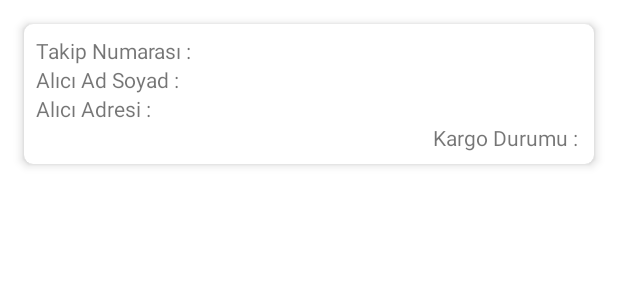
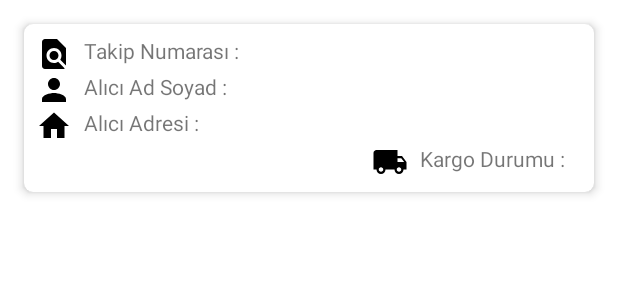
Before and after one commit to iamcodder/CargoTracker, an Android app: the layout recycler_item.xml on its own in the app's theme, with its tools: preview values and no code run, on a phone screen of 412 x 824 dp. Shown: the top 300 px of the screen. Run offline under Robolectric (Android 15) with nearby library versions, the phone set to English and light mode, and no system bars.

Commit message:
Uygulama bitti
Kargo takipi yapılıyor.Kullanıcı girişi yapılıyor.Kargo bilgileri,alıcı-
gönderici bilgileri görüntüleniyor.Kargo durumu değiştirilebiliyor.
Kullanıcının şifre değişimi yapılıyor.(md5 olarak)

```diff
--- a/app/build.gradle
+++ b/app/build.gradle
@@ -27,6 +27,9 @@ dependencies {
     testImplementation 'junit:junit:4.12'
     androidTestImplementation 'androidx.test.ext:junit:1.1.1'
     androidTestImplementation 'androidx.test.espresso:espresso-core:3.2.0'
+
+
+
     implementation 'com.google.android.material:material:1.0.0'
     implementation 'androidx.cardview:cardview:1.0.0'
 
--- a/app/src/main/java/com/patronusstudio/cargotracker/Activity/UserLoginActivity.java
+++ b/app/src/main/java/com/patronusstudio/cargotracker/Activity/UserLoginActivity.java
@@ -80,7 +80,6 @@ public class UserLoginActivity extends AppCompatActivity implements modelSend.se
 
     }
 
-
     @Override
     public void errorMessage(@NonNull String message) {
         Toast.makeText(this, message, Toast.LENGTH_SHORT).show();
@@ -96,7 +95,14 @@ public class UserLoginActivity extends AppCompatActivity implements modelSend.se
     }
 
     private void kontrolEt() {
-        if (sayac == 2) {
+
+        if(user.getActive()==0){
+            Toast.makeText(this,"Lütfen mailinizdn onaylayın",Toast.LENGTH_SHORT).show();
+            lottieAnimationView.pauseAnimation();
+            lottieAnimationView.setVisibility(View.GONE);
+        }
+
+        else if (sayac == 2 && user.getActive()==1) {
             sayac = 0;
             lottieAnimationView.pauseAnimation();
             lottieAnimationView.setVisibility(View.GONE);
--- a/app/src/main/java/com/patronusstudio/cargotracker/Fragment/ProfileSettings.java
+++ b/app/src/main/java/com/patronusstudio/cargotracker/Fragment/ProfileSettings.java
@@ -67,7 +67,7 @@ public class ProfileSettings extends Fragment {
     }
 
     private void setData(){
-        edx_adres.setText(user.getAddress());
+        edx_adres.setText(user.getPhone());
         edx_sifre.setText(user.getPassword());
         edx_email.setText(user.getEmail());
         txt_isim.setText(user.getName()+" "+user.getSurname());
--- a/app/src/main/java/com/patronusstudio/cargotracker/Interface/JsonApi.java
+++ b/app/src/main/java/com/patronusstudio/cargotracker/Interface/JsonApi.java
@@ -27,7 +27,7 @@ public interface JsonApi {
     Call<responseUserSave> setUser(@Query("id")String id,
                                    @Query("sifre")String sifre,
                                    @Query("email")String email,
-                                   @Query("adres")String adres);
+                                   @Query("telefon")String telefon);
 
     @GET("android/fetchCargoes.php")
     Call<List<cargoes>> tumKargoDondur();
--- a/app/src/main/java/com/patronusstudio/cargotracker/Recycler/FragmentCargoesAdapter.java
+++ b/app/src/main/java/com/patronusstudio/cargotracker/Recycler/FragmentCargoesAdapter.java
@@ -37,8 +37,10 @@ public class FragmentCargoesAdapter extends RecyclerView.Adapter<FragmentCargoes
     public void onBindViewHolder(@NonNull viewHolder holder, final int position) {
 
         holder.takip_numarası.setText("TNO : "+list.get(position).getTracking_number());
-        holder.alıcı_ad_soyad.setText("Alıcı Adresi: "+list.get(position).getReceiver_name() + " " + list.get(position).getReceiver_surname());
-        holder.alıcı_adresi.setText("Alıcı : "+list.get(position).getReceiver_address());
+        holder.alıcı_ad_soyad.setText("Alıcı Adresi : "+list.get(position).getReceiver_address());
+        holder.alıcı_adresi.setText("Alıcı : " +list.get(position).getReceiver_name() + " " + list.get(position).getReceiver_surname());
+
+
 
         String pos = list.get(position).getStatus();
         String status = "";
--- a/app/src/main/java/com/patronusstudio/cargotracker/RetrofitObj.java
+++ b/app/src/main/java/com/patronusstudio/cargotracker/RetrofitObj.java
@@ -32,6 +32,7 @@ public class RetrofitObj {
     sendUser modelSendUser;
     savePersonel savePersonel;
     updateStatus updateStatus;
+
 
     public RetrofitObj(@NonNull send modelSend) {
         this.modelSend = modelSend;
@@ -93,7 +94,6 @@ public class RetrofitObj {
                     personnel personnel = response.body();
                     if (personnel != null)
                         modelSendUser.sendUser(personnel);
-
                 }
             }
 
@@ -110,7 +110,7 @@ public class RetrofitObj {
         Call<responseUserSave> call=jsonApi.setUser(user.getId()+"",
                 user.getPassword(),
                 user.getEmail(),
-                user.getAddress());
+                user.getPhone());
 
         call.enqueue(new Callback<responseUserSave>() {
             @Override
--- /dev/null
+++ b/app/src/main/res/drawable/ic_find_in_page_black_24dp.xml
@@ -0,0 +1,9 @@
+<vector xmlns:android="http://schemas.android.com/apk/res/android"
+        android:width="24dp"
+        android:height="24dp"
+        android:viewportWidth="24.0"
+        android:viewportHeight="24.0">
+    <path
+        android:fillColor="#FF000000"
+        android:pathData="M20,19.59V8l-6,-6H6c-1.1,0 -1.99,0.9 -1.99,2L4,20c0,1.1 0.89,2 1.99,2H18c0.45,0 0.85,-0.15 1.19,-0.4l-4.43,-4.43c-0.8,0.52 -1.74,0.83 -2.76,0.83 -2.76,0 -5,-2.24 -5,-5s2.24,-5 5,-5 5,2.24 5,5c0,1.02 -0.31,1.96 -0.83,2.75L20,19.59zM9,13c0,1.66 1.34,3 3,3s3,-1.34 3,-3 -1.34,-3 -3,-3 -3,1.34 -3,3z"/>
+</vector>
--- /dev/null
+++ b/app/src/main/res/drawable/ic_home_black_24dp.xml
@@ -0,0 +1,9 @@
+<vector xmlns:android="http://schemas.android.com/apk/res/android"
+        android:width="24dp"
+        android:height="24dp"
+        android:viewportWidth="24.0"
+        android:viewportHeight="24.0">
+    <path
+        android:fillColor="#FF000000"
+        android:pathData="M10,20v-6h4v6h5v-8h3L12,3 2,12h3v8z"/>
+</vector>
--- /dev/null
+++ b/app/src/main/res/drawable/ic_local_shipping_black_24dp.xml
@@ -0,0 +1,9 @@
+<vector xmlns:android="http://schemas.android.com/apk/res/android"
+        android:width="24dp"
+        android:height="24dp"
+        android:viewportWidth="24.0"
+        android:viewportHeight="24.0">
+    <path
+        android:fillColor="#FF000000"
+        android:pathData="M20,8h-3L17,4L3,4c-1.1,0 -2,0.9 -2,2v11h2c0,1.66 1.34,3 3,3s3,-1.34 3,-3h6c0,1.66 1.34,3 3,3s3,-1.34 3,-3h2v-5l-3,-4zM6,18.5c-0.83,0 -1.5,-0.67 -1.5,-1.5s0.67,-1.5 1.5,-1.5 1.5,0.67 1.5,1.5 -0.67,1.5 -1.5,1.5zM19.5,9.5l1.96,2.5L17,12L17,9.5h2.5zM18,18.5c-0.83,0 -1.5,-0.67 -1.5,-1.5s0.67,-1.5 1.5,-1.5 1.5,0.67 1.5,1.5 -0.67,1.5 -1.5,1.5z"/>
+</vector>
--- a/app/src/main/res/layout/fragment_profile_settings.xml
+++ b/app/src/main/res/layout/fragment_profile_settings.xml
@@ -87,7 +87,7 @@
         android:layout_width="0dp"
         android:layout_height="wrap_content"
         android:layout_marginTop="16dp"
-        android:text="Adres"
+        android:text="Telefon No"
         app:layout_constraintEnd_toEndOf="@+id/profile_edx_address"
         app:layout_constraintStart_toStartOf="@+id/profile_edx_address"
         app:layout_constraintTop_toBottomOf="@+id/profile_edx_password" />
--- a/app/src/main/res/layout/recycler_item.xml
+++ b/app/src/main/res/layout/recycler_item.xml
@@ -17,30 +17,91 @@
         android:layout_height="wrap_content"
         android:orientation="vertical">
 
-        <androidx.appcompat.widget.AppCompatTextView
-            android:id="@+id/recyc_takip_numarası"
-            android:text="Takip Numarası :"
+        <LinearLayout
             android:layout_width="match_parent"
-            android:layout_height="wrap_content"/>
+            android:layout_height="wrap_content"
+            android:orientation="horizontal">
 
-        <androidx.appcompat.widget.AppCompatTextView
-            android:id="@+id/recyc_ad_soyaad"
-            android:text="Alıcı Ad Soyad : "
+            <ImageView
+                android:layout_width="wrap_content"
+                android:layout_height="wrap_content"
+                android:src="@drawable/ic_find_in_page_black_24dp"/>
+
+            <androidx.appcompat.widget.AppCompatTextView
+                android:id="@+id/recyc_takip_numarası"
+                android:text="Takip Numarası :"
+                android:layout_marginStart="8dp"
+                android:layout_width="match_parent"
+                android:layout_height="wrap_content"/>
+
+        </LinearLayout>
+
+
+
+        <LinearLayout
             android:layout_width="match_parent"
-            android:layout_height="wrap_content"/>
+            android:layout_height="wrap_content"
+            android:orientation="horizontal">
 
-        <androidx.appcompat.widget.AppCompatTextView
-            android:id="@+id/recyc_adres"
-            android:text="Alıcı Adresi : "
+            <ImageView
+                android:layout_width="wrap_content"
+                android:layout_height="wrap_content"
+                android:src="@drawable/ic_person_black_24dp"/>
+
+
+            <androidx.appcompat.widget.AppCompatTextView
+                android:id="@+id/recyc_ad_soyaad"
+                android:text="Alıcı Ad Soyad : "
+                android:layout_marginStart="8dp"
+                android:layout_width="match_parent"
+                android:layout_height="wrap_content"/>
+
+        </LinearLayout>
+
+
+        <LinearLayout
             android:layout_width="match_parent"
-            android:layout_height="wrap_content"/>
+            android:layout_height="wrap_content"
+            android:orientation="horizontal">
 
-        <androidx.appcompat.widget.AppCompatTextView
-            android:id="@+id/recyc_kargo"
-            android:text="Kargo Durumu : "
-            android:gravity="end"
+            <ImageView
+                android:layout_width="wrap_content"
+                android:layout_height="wrap_content"
+                android:src="@drawable/ic_home_black_24dp"/>
+
+
+            <androidx.appcompat.widget.AppCompatTextView
+                android:id="@+id/recyc_adres"
+                android:text="Alıcı Adresi : "
+                android:layout_marginStart="8dp"
+                android:layout_width="match_parent"
+                android:layout_height="wrap_content"/>
+
+        </LinearLayout>
+
+        <RelativeLayout
             android:layout_width="match_parent"
-            android:layout_height="wrap_content"/>
+            android:layout_height="wrap_content"
+            android:orientation="horizontal">
+
+            <ImageView
+                android:layout_width="wrap_content"
+                android:layout_height="wrap_content"
+                android:layout_marginRight="8dp"
+                android:layout_toStartOf="@id/recyc_kargo"
+                android:src="@drawable/ic_local_shipping_black_24dp"/>
+
+            <androidx.appcompat.widget.AppCompatTextView
+                android:id="@+id/recyc_kargo"
+                android:text="Kargo Durumu : "
+                android:layout_alignParentRight="true"
+                android:layout_width="wrap_content"
+                android:layout_height="wrap_content"
+                android:layout_marginRight="8dp"/>
+
+        </RelativeLayout>
+
+
 
     </LinearLayout>
 
```
Also changed, not shown: app/src/main/res/drawable-hdpi/merhabalaraq.png (added), app/src/main/res/drawable-ldpi/merhabalaraq.png (added), app/src/main/res/drawable-mdpi/merhabalaraq.png (added), app/src/main/res/drawable-xhdpi/merhabalaraq.png (added), app/src/main/res/drawable-xxhdpi/merhabalaraq.png (added), app/src/main/res/drawable-xxxhdpi/merhabalaraq.png (added).
